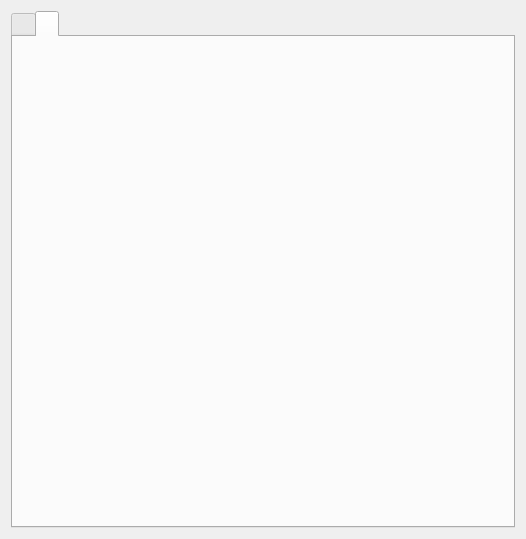
This is showclick/showclickDialog.ui in vkohaupt/vokoShowClick as Qt 5 draws it before an edit. The edited form follows.
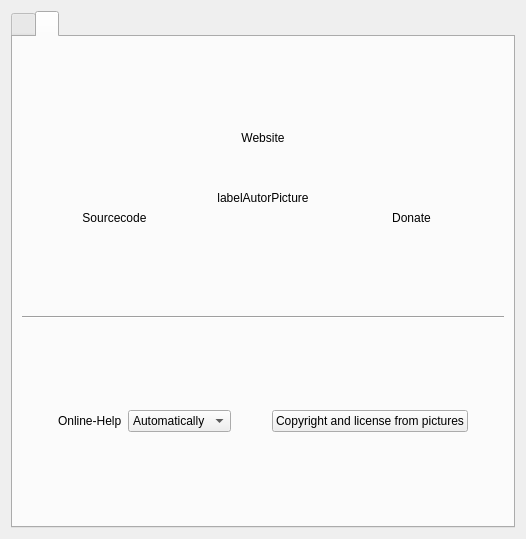
This is the edited form. The open tabs and pages were chosen to show the change. Icons and pictures are not drawn.

```diff
--- a/showclick/showclickDialog.ui
+++ b/showclick/showclickDialog.ui
@@ -444,6 +444,211 @@
       <attribute name="title">
        <string notr="true"/>
       </attribute>
+      <layout class="QVBoxLayout" name="verticalLayout_2">
+       <item>
+        <spacer name="verticalSpacer_3">
+         <property name="orientation">
+          <enum>Qt::Vertical</enum>
+         </property>
+         <property name="sizeHint" stdset="0">
+          <size>
+           <width>20</width>
+           <height>40</height>
+          </size>
+         </property>
+        </spacer>
+       </item>
+       <item>
+        <layout class="QGridLayout" name="gridLayout_7">
+         <item row="2" column="1">
+          <widget class="QLabel" name="labelAutorPicture">
+           <property name="maximumSize">
+            <size>
+             <width>100</width>
+             <height>100</height>
+            </size>
+           </property>
+           <property name="text">
+            <string notr="true">labelAutorPicture</string>
+           </property>
+           <property name="scaledContents">
+            <bool>true</bool>
+           </property>
+           <property name="alignment">
+            <set>Qt::AlignCenter</set>
+           </property>
+          </widget>
+         </item>
+         <item row="3" column="2">
+          <widget class="QLabel" name="labelDonateUrl">
+           <property name="text">
+            <string>Donate</string>
+           </property>
+           <property name="alignment">
+            <set>Qt::AlignCenter</set>
+           </property>
+           <property name="openExternalLinks">
+            <bool>true</bool>
+           </property>
+          </widget>
+         </item>
+         <item row="0" column="0" colspan="3">
+          <widget class="QLabel" name="labelWebSiteUrl">
+           <property name="text">
+            <string notr="true">Website</string>
+           </property>
+           <property name="alignment">
+            <set>Qt::AlignCenter</set>
+           </property>
+           <property name="openExternalLinks">
+            <bool>true</bool>
+           </property>
+          </widget>
+         </item>
+         <item row="3" column="0">
+          <widget class="QLabel" name="labelSourcecodeUrl">
+           <property name="text">
+            <string notr="true">Sourcecode</string>
+           </property>
+           <property name="alignment">
+            <set>Qt::AlignCenter</set>
+           </property>
+           <property name="openExternalLinks">
+            <bool>true</bool>
+           </property>
+          </widget>
+         </item>
+         <item row="1" column="0">
+          <spacer name="verticalSpacer_4">
+           <property name="orientation">
+            <enum>Qt::Vertical</enum>
+           </property>
+           <property name="sizeHint" stdset="0">
+            <size>
+             <width>20</width>
+             <height>40</height>
+            </size>
+           </property>
+          </spacer>
+         </item>
+        </layout>
+       </item>
+       <item>
+        <spacer name="verticalSpacer">
+         <property name="orientation">
+          <enum>Qt::Vertical</enum>
+         </property>
+         <property name="sizeHint" stdset="0">
+          <size>
+           <width>20</width>
+           <height>40</height>
+          </size>
+         </property>
+        </spacer>
+       </item>
+       <item>
+        <widget class="Line" name="line">
+         <property name="orientation">
+          <enum>Qt::Horizontal</enum>
+         </property>
+        </widget>
+       </item>
+       <item>
+        <spacer name="verticalSpacer_5">
+         <property name="orientation">
+          <enum>Qt::Vertical</enum>
+         </property>
+         <property name="sizeHint" stdset="0">
+          <size>
+           <width>20</width>
+           <height>40</height>
+          </size>
+         </property>
+        </spacer>
+       </item>
+       <item>
+        <layout class="QHBoxLayout" name="horizontalLayout_10">
+         <item>
+          <spacer name="horizontalSpacer_12">
+           <property name="orientation">
+            <enum>Qt::Horizontal</enum>
+           </property>
+           <property name="sizeHint" stdset="0">
+            <size>
+             <width>40</width>
+             <height>20</height>
+            </size>
+           </property>
+          </spacer>
+         </item>
+         <item>
+          <widget class="QLabel" name="label_20">
+           <property name="text">
+            <string notr="true">Online-Help</string>
+           </property>
+          </widget>
+         </item>
+         <item>
+          <widget class="QComboBox" name="comboBoxOnlineHelp">
+           <property name="currentText">
+            <string notr="true">Automatically</string>
+           </property>
+           <item>
+            <property name="text">
+             <string notr="true">Automatically</string>
+            </property>
+           </item>
+          </widget>
+         </item>
+         <item>
+          <spacer name="horizontalSpacer_6">
+           <property name="orientation">
+            <enum>Qt::Horizontal</enum>
+           </property>
+           <property name="sizeHint" stdset="0">
+            <size>
+             <width>40</width>
+             <height>20</height>
+            </size>
+           </property>
+          </spacer>
+         </item>
+         <item>
+          <widget class="QPushButton" name="pushButtonLicense">
+           <property name="text">
+            <string>Copyright and license from pictures</string>
+           </property>
+          </widget>
+         </item>
+         <item>
+          <spacer name="horizontalSpacer_10">
+           <property name="orientation">
+            <enum>Qt::Horizontal</enum>
+           </property>
+           <property name="sizeHint" stdset="0">
+            <size>
+             <width>40</width>
+             <height>20</height>
+            </size>
+           </property>
+          </spacer>
+         </item>
+        </layout>
+       </item>
+       <item>
+        <spacer name="verticalSpacer_6">
+         <property name="orientation">
+          <enum>Qt::Vertical</enum>
+         </property>
+         <property name="sizeHint" stdset="0">
+          <size>
+           <width>20</width>
+           <height>40</height>
+          </size>
+         </property>
+        </spacer>
+       </item>
+      </layout>
      </widget>
     </widget>
    </item>
```
Left out of the diff: 2 changed lines with no effect on the pictures.
